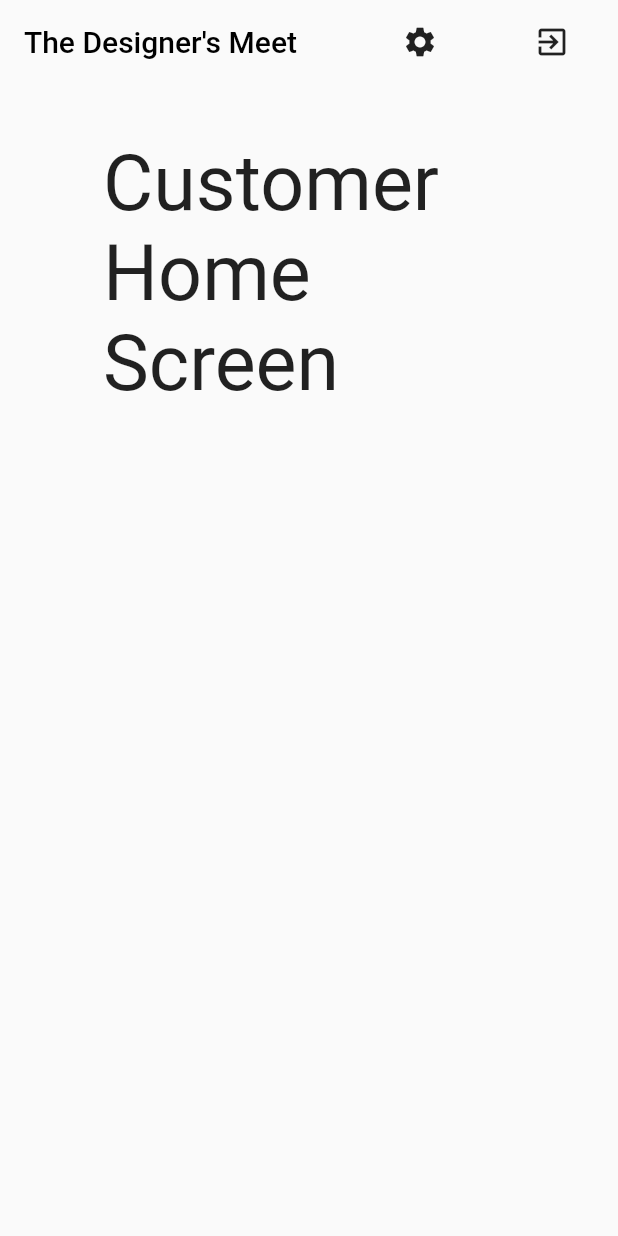
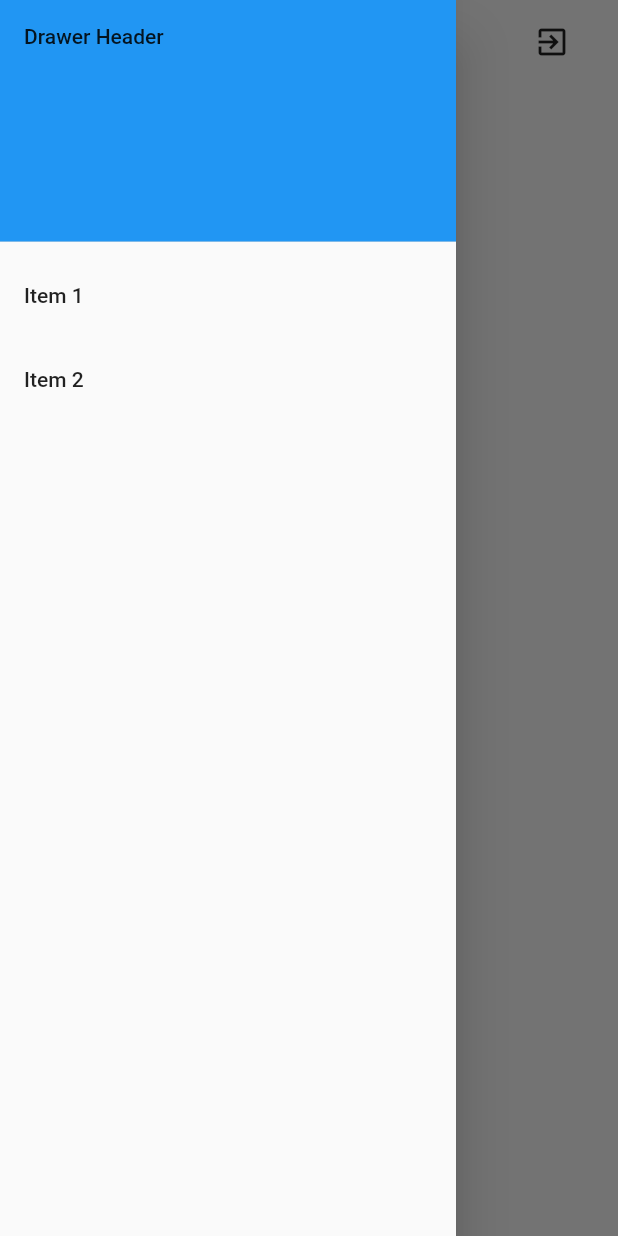
Before and after one commit to darthwithap/designers-meet-app, a Flutter app: the screen it shows once a user with an empty profile is signed in, with the side drawer open (before the commit the screen has no drawer), on a phone screen of 412 x 824 dp. Run offline on Flutter 3.47's test engine with Material 2 defaults, Android fonts, the phone set to English and light mode, and no system bars; our stand-ins replace cloud_firestore, email_validator, firebase_auth, flutter_screenutil, flutter_spinkit; accounts and stored records are empty.

Commit message:
user data model

```diff
--- a/lib/global/constants.dart
+++ b/lib/global/constants.dart
@@ -15,4 +15,4 @@ Color kBlack43 = Colors.black.withOpacity(0.43);
 Color kDividerColor = Color(0xff707070);
 
 const textFormFieldDecoration = InputDecoration();
-User activeUser;
+//User globalActiveUser;
--- a/lib/models/user.dart
+++ b/lib/models/user.dart
@@ -1,21 +1,17 @@
-
 class User {
   final String uid;
   final String name;
   final String email;
   final String phone;
-  final int gender;
-  final int type;
-  User({this.uid, this.name, this.email, this.phone, this.gender, this.type});
+
+  User({this.uid, this.name, this.email, this.phone});
 
   User getUserFromData(Map<String, dynamic> data) {
     return User(
         uid: data['uid'] ?? '',
         name: data['name'] ?? '',
         email: data['email'] ?? '',
-        phone: data['phone'] ?? '',
-        gender: data['gender'] ?? -1,
-        type: data['type'] ?? -1);
+        phone: data['phone'] ?? '');
   }
 
   Map<String, dynamic> toJson() {
@@ -24,8 +20,18 @@ class User {
       'name': name,
       'email': email,
       'phone': phone,
-      'gender': gender,
-      'type': type
     };
   }
 }
+
+class UserData {
+  final String uid;
+  final String name;
+  final String email;
+  final String phone;
+  final int gender;
+  final int type;
+  final int size;
+
+  UserData({this.uid, this.name, this.email, this.phone, this.gender, this.type, this .size});
+}
--- a/lib/screens/auth/sign_in.dart
+++ b/lib/screens/auth/sign_in.dart
@@ -1,6 +1,7 @@
 import 'package:designers_meet/global/constants.dart';
 import 'package:designers_meet/global/loading.dart';
 import 'package:designers_meet/services/auth.dart';
+import 'package:designers_meet/wrapper.dart';
 import 'package:email_validator/email_validator.dart';
 import 'package:flutter/material.dart';
 import 'package:flutter/cupertino.dart';
@@ -122,6 +123,8 @@ class _SignInState extends State<SignIn> {
                                     scaffoldOpacity = 1.0;
                                   });
                                 } else {
+                                  /* globalActiveUser = await Wrapper()
+                                      .getCurrentUserObject(result.uid); */
                                   print("Signed in as ${result.uid}");
                                 }
                               }
--- a/lib/screens/auth/sign_up.dart
+++ b/lib/screens/auth/sign_up.dart
@@ -1,6 +1,7 @@
 import 'package:designers_meet/global/constants.dart';
 import 'package:designers_meet/global/loading.dart';
 import 'package:designers_meet/services/auth.dart';
+import 'package:designers_meet/wrapper.dart';
 import 'package:email_validator/email_validator.dart';
 import 'package:flutter/cupertino.dart';
 import 'package:flutter/material.dart';
@@ -143,7 +144,9 @@ class _SignUpState extends State<SignUp> {
                                       scaffoldOpacity = 1.0;
                                     });
                                   } else {
-                                    print("Sign Up successful");
+                                    /* globalActiveUser = await Wrapper()
+                                        .getCurrentUserObject(result.uid); */
+                                    print("Sign Up successful, ${result.uid}");
                                   }
                                 }
                               },
--- a/lib/screens/customer/home.dart
+++ b/lib/screens/customer/home.dart
@@ -16,6 +16,7 @@ class CustomerHomeScreen extends StatefulWidget {
 
 class _CustomerHomeScreenState extends State<CustomerHomeScreen> {
   final _auth = AuthService();
+  final GlobalKey _scaffoldKey = GlobalKey<ScaffoldState>();
   @override
   Widget build(BuildContext context) {
     void _showUserSettingsPanel() {
@@ -32,6 +33,7 @@ class _CustomerHomeScreenState extends State<CustomerHomeScreen> {
     return StreamProvider<List<User>>.value(
       value: DatabaseService().users,
       child: Scaffold(
+        key: _scaffoldKey,
         appBar: AppBar(
           title: Text(
             'The Designer\'s Meet',
@@ -39,6 +41,15 @@ class _CustomerHomeScreenState extends State<CustomerHomeScreen> {
           ),
           backgroundColor: kBgWhiteColor,
           elevation: 0.0,
+          leading: IconButton(
+            icon: Icon(
+              Icons.menu,
+              color: Colors.black,
+            ),
+            onPressed: () {
+              Scaffold.of(context).openDrawer();
+            },
+          ),
           actions: <Widget>[
             MaterialButton(
                 onPressed: () => _showUserSettingsPanel(),
@@ -46,10 +57,41 @@ class _CustomerHomeScreenState extends State<CustomerHomeScreen> {
             FlatButton(
                 onPressed: () async {
                   await _auth.signOut();
+                  //globalActiveUser = null;
                   print('Signed out.');
                 },
                 child: Icon(Icons.exit_to_app)),
           ],
+        ),
+        drawer: Drawer(
+          child: ListView(
+            // Important: Remove any padding from the ListView.
+            padding: EdgeInsets.zero,
+            children: <Widget>[
+              DrawerHeader(
+                child: Text('Drawer Header'),
+                decoration: BoxDecoration(
+                  color: Colors.blue,
+                ),
+              ),
+              ListTile(
+                title: Text('Item 1'),
+                onTap: () {
+                  // Update the state of the app.
+                  // ...
+                  Navigator.pop(context);
+                },
+              ),
+              ListTile(
+                title: Text('Item 2'),
+                onTap: () {
+                  // Update the state of the app.
+                  // ...
+                  Navigator.pop(context);
+                },
+              ),
+            ],
+          ),
         ),
         body: Container(
           padding: EdgeInsets.symmetric(vertical: 30.h, horizontal: 60.w),
--- a/lib/wrapper.dart
+++ b/lib/wrapper.dart
@@ -8,16 +8,14 @@ import 'package:flutter/material.dart';
 import 'package:flutter_screenutil/flutter_screenutil.dart';
 import 'package:provider/provider.dart';
 
-import 'models/user.dart';
-
 class Wrapper extends StatelessWidget {
-  // set activeUser globally
-  void getCurrentUserObject(String uid) {
-    var doc = DatabaseService().userCollection.document(uid);
-    doc.get().then((doc) {
-      User().getUserFromData(doc.data);
-    });
-  }
+  /* Future<User> getCurrentUserObject(String uid) async {
+    var _user;
+    var doc = await DatabaseService().userCollection.document(uid).get();
+    _user = await User().getUserFromData(doc.data);
+    print(" user: ${_user.email}");
+    return _user;
+  } */
 
   @override
   Widget build(BuildContext context) {
```
Also changed, not shown: lib/screens/customer/settings_form.dart (+18 -0 lines), lib/services/auth.dart (+3 -4 lines), lib/services/database.dart (+17 -0 lines), lib/temp.dart (added, +64 -0 lines).
